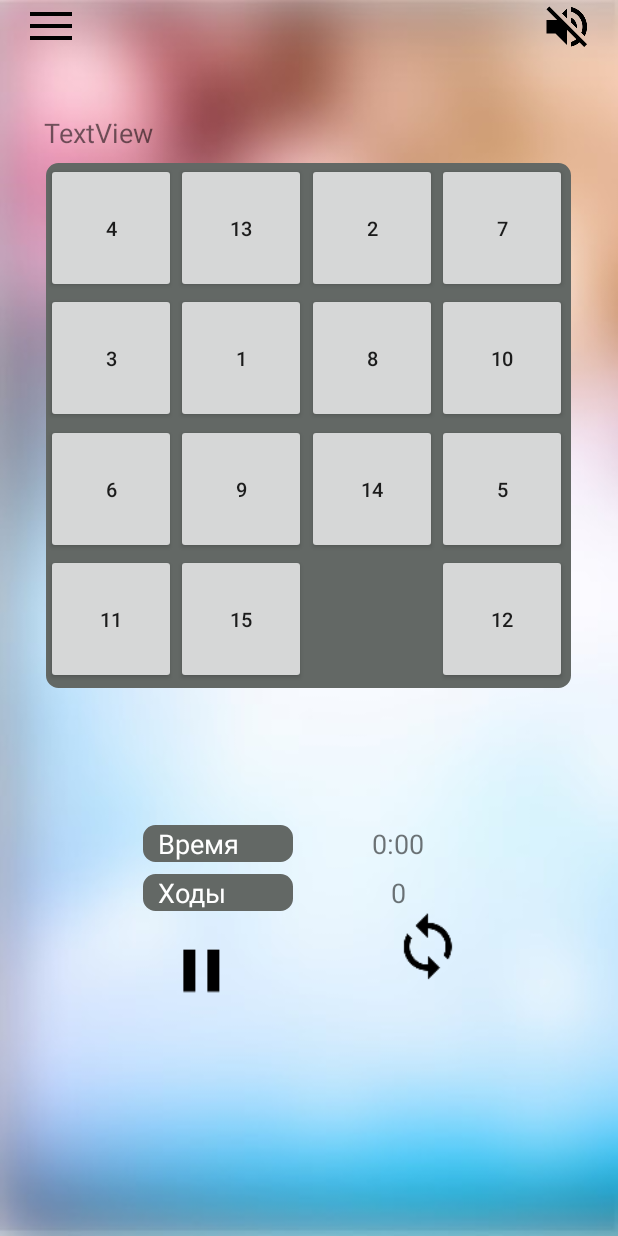
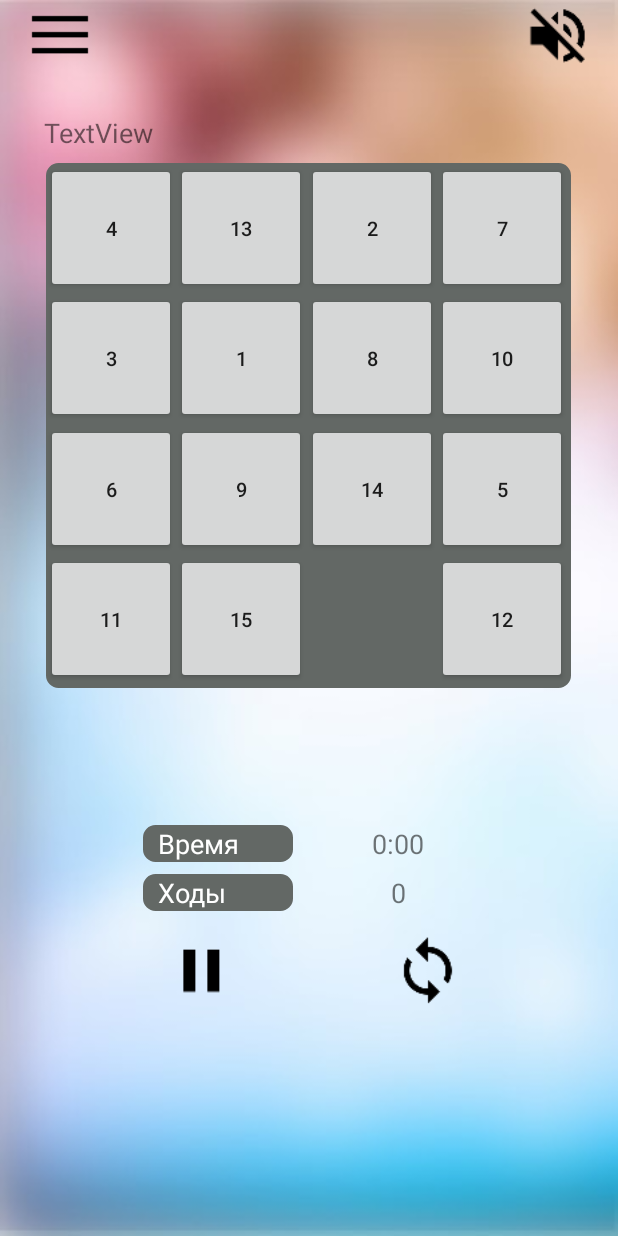
Before and after one commit to Crow20/Test2, an Android app: the GameActivity screen opened directly, with no data from a screen before it, on a phone screen of 412 x 824 dp. Run offline under Robolectric (Android 15) with nearby library versions, the phone set to English and light mode, and no system bars.

Commit message:
no message

```diff
--- a/XV/app/src/main/java/com/sike/xv/GameActivity.java
+++ b/XV/app/src/main/java/com/sike/xv/GameActivity.java
@@ -48,15 +48,12 @@ public class GameActivity extends AppCompatActivity implements View.OnClickListe
     Button menuGame;
     Button pause;
     Button start;
-    Button button;
-    DataBaseAdapter adapter;
-    List<StatEntryContract> list = new ArrayList<>();
+
 
     static GameManager manager;
     AlertDialog.Builder adb;
-    //ArrayList<Plate> plates = new ArrayList<>();
     private Plate[][] plates;
-    final String TAG = "Def";
+    final String TAG = "States";
     final String DB_TAG = "Datebase";
     long MillisecondTime, TimeBuff, UpdateTime = 0L ;
     Handler handler;
@@ -75,7 +72,6 @@ public class GameActivity extends AppCompatActivity implements View.OnClickListe
         width = (int) (pixel * density);
         height = (int) (pixel * density);
         newgame = false;
-        //adapter = new DataBaseAdapter(this);
 
         steps = (TextView) findViewById(R.id.steps);
         time = (TextView) findViewById(R.id.time);
@@ -99,6 +95,7 @@ public class GameActivity extends AppCompatActivity implements View.OnClickListe
         //manager.setGame(true);
         addButtons();
         handler = new Handler();
+        //manager.getDb().getEntries("cache");
        // adapter.dataBase();
         Log.d(TAG, "GameActivity: onCreate()");
     }
@@ -145,12 +142,14 @@ public class GameActivity extends AppCompatActivity implements View.OnClickListe
             handler.removeCallbacks(timer);
             games++;
             newgame = true;
+            manager.getDb().executeQueryRequest(getBaseContext().openOrCreateDatabase("StatReader.db", MODE_PRIVATE, null), "DROP TABLE IF EXISTS cache");
+            manager.getDb().executeQueryRequest(getBaseContext().openOrCreateDatabase("StatReader.db", MODE_PRIVATE, null), "DROP TABLE IF EXISTS game");
+            manager.getDb().executeQueryRequest(getBaseContext().openOrCreateDatabase("StatReader.db", MODE_PRIVATE, null), "DROP TABLE IF EXISTS value");
             //onCreateDialog(1);
             showDialog(DIALOG_EXIT);
         }
 //        manager.getDb().executeQueryRequest(getBaseContext().openOrCreateDatabase("StatReader.db", MODE_PRIVATE, null),"CREATE TABLE cache(first INTEGER PRIMARY KEY, two INTEGER, three INTEGER, four INTEGER )");
         //manager.getDb().executeQueryRequest(getBaseContext().openOrCreateDatabase("StatReader.db", MODE_PRIVATE, null), "DROP TABLE cache");
-        manager.getDb().executeQueryRequest(getBaseContext().openOrCreateDatabase("StatReader.db", MODE_PRIVATE, null),"CREATE TABLE IF NOT EXISTS cache(first INTEGER, two INTEGER, three INTEGER, four INTEGER )");
 
     }
 
@@ -161,7 +160,6 @@ public class GameActivity extends AppCompatActivity implements View.OnClickListe
                 if(manager.isGame()){
                     moveTaskToBack(true);
                     intent.putExtra("game", manager.isGame());
-                    intent.setFlags(Intent.FLAG_ACTIVITY_REORDER_TO_FRONT);
                     startActivity(intent);
                 }else{
                     intent.putExtra("new game", true);
@@ -202,6 +200,8 @@ public class GameActivity extends AppCompatActivity implements View.OnClickListe
                 gameStarted = false;
                 play = false;
                 gamePaused = false;
+                manager.getDb().executeQueryRequest(getBaseContext().openOrCreateDatabase("StatReader.db", MODE_PRIVATE, null), "DROP TABLE IF EXISTS cache");
+
                 recreate();
                 //Toast.makeText(getApplicationContext(), "Restart", Toast.LENGTH_SHORT).show();
                 break;
--- a/XV/app/src/main/java/com/sike/xv/manager/GameManager.java
+++ b/XV/app/src/main/java/com/sike/xv/manager/GameManager.java
@@ -3,14 +3,21 @@ package com.sike.xv.manager;
 import android.animation.ObjectAnimator;
 import android.content.ContentValues;
 import android.content.Context;
+import android.database.Cursor;
+import android.database.sqlite.SQLiteDatabase;
 import android.util.Log;
 import android.view.View;
 
+import com.sike.xv.GameActivity;
 import com.sike.xv.database.StatReaderDbHelper;
 import com.sike.xv.engine.Plate;
 
 import java.util.ArrayList;
+import java.util.Collection;
 import java.util.Collections;
+import java.util.List;
+
+import static android.content.Context.MODE_PRIVATE;
 
 /**
  * Created by agritsenko on 25.07.2017.
@@ -24,7 +31,6 @@ public class GameManager {
     protected int[] coorX = {ColumnEnum.FIRST_COLUMN.getValue(), ColumnEnum.SECOND_COLUMN.getValue(), ColumnEnum.THIRD_COLUMN.getValue(), ColumnEnum.FOURTH_COLUMN.getValue()};
     protected int[] coorY = {RowEnum.FIRST_ROW.getValue(), RowEnum.SECOND_ROW.getValue(), RowEnum.THIRD_ROW.getValue(), RowEnum.FOURTH_ROW.getValue()};
     private boolean isGame = false;
-    private boolean cached = true;
     protected int [][] arrPlates = new int[4][4];
     private static int [][] defPlates = {{1, 1, 1, 1}, {1, 1, 1, 1}, {1, 1, 1, 1}, {1, 1, 1, 0}};
     int [][] platesNum = {{1, 2, 3, 4}, {5, 6, 7, 8}, {9, 10, 11, 12}, {13, 14, 0, 15}};
@@ -35,6 +41,7 @@ public class GameManager {
     private int y;
     protected int countSteps = 0;
     protected static StatReaderDbHelper db;
+    List<int [][]> tmpList1 = new ArrayList<>();
 
     public Plate[][] setTestFields(Context ctx, int [][] numbers){
         for(int i = 0; i < 4; i++){
@@ -70,18 +77,37 @@ public class GameManager {
                 arrPlates[i][j] = plates[i][j].getNumber();
             }
         }
-
-        for(int i = 0; i < 4 && cached; i++){
+        if(!(checkGameState("cache"))){
+            db.getWritableDatabase().execSQL("DROP TABLE IF EXISTS cache");
+            db.getWritableDatabase().execSQL("DROP TABLE IF EXISTS game");
+            db.getWritableDatabase().execSQL("CREATE TABLE IF NOT EXISTS game(first INTEGER, two INTEGER, three INTEGER, four INTEGER)");
+            for(int i = 0; i < 4; i++){
                 ContentValues values = new ContentValues();
                 values.put("first", arrPlates[i][0]);
                 values.put("two", arrPlates[i][1]);
                 values.put("three", arrPlates[i][2]);
                 values.put("four", arrPlates[i][3]);
-            db.getWritableDatabase().insert("cache", null, values);
+                db.getWritableDatabase().insert("game", null, values);
                 db.getWritableDatabase().close();
-
             }
-        this.cached = false;
+        }else if(checkGameState("game")){
+            int i = 0;
+            int j = 0;
+            //tmpList1 = db.getEntries("cache");
+            arrPlates = db.getEntries("cache").get(0);
+            for(Plate[] pl:plates){
+                for(Plate obj:pl){
+                    if(j == 4) j = 0;
+                    obj.setNumber(arrPlates[i][j]);
+                    if(j < 4 ) j++;
+                }
+                if(i < 3){
+                    i++;
+                }else {
+                    break;
+                }
+            }
+        }
         return plates;
     }
 
@@ -187,7 +213,10 @@ public class GameManager {
         setX(px0);
         setY(py0);
         Log.d("Move", " Move="+String.valueOf(res));
-        if(res)countSteps++;
+        if(res){
+            countSteps++;
+            updateCacheGame();
+        }
         return res;
     }
 
@@ -229,13 +258,66 @@ public class GameManager {
         return res;
     }
 
-    public void saveGameState(ArrayList<Plate> startState){
-        curstate = new ArrayList<>();
-        curstate = startState;
+    public void updateCacheGame(){
+        db.getWritableDatabase().execSQL("DROP TABLE IF EXISTS cache");
+        for(int i = 0; i < 4; i++){
+            db.getWritableDatabase().execSQL("CREATE TABLE IF NOT EXISTS cache(first INTEGER, two INTEGER, three INTEGER, four INTEGER, cached BOOLEAN)");
+            ContentValues values = new ContentValues();
+            values.put("first", arrPlates[i][0]);
+            values.put("two", arrPlates[i][1]);
+            values.put("three", arrPlates[i][2]);
+            values.put("four", arrPlates[i][3]);
+            values.put("cached", true);
+            db.getWritableDatabase().insert("cache", null, values);
+            db.getWritableDatabase().close();
+        }
+        db.getWritableDatabase().execSQL("CREATE TABLE IF NOT EXISTS value(time TEXT, steps INTEGER)");
+        ContentValues values = new ContentValues();
+
+//        int i = 0;
+//        int j = 0;
+//        String columnIndex = null;
+//        for(; i < 4; i++){
+//            for(; j < 4; j++){
+//                if(arrPlates[i][j] == 0) break;
+//            }
+//        }
+//        switch (j){
+//            case 0:
+//                columnIndex = "one";
+//                break;
+//            case 1:
+//                columnIndex = "two";
+//                break;
+//            case 2:
+//                columnIndex = "three";
+//                break;
+//            case 3:
+//                columnIndex = "four";
+//                break;
+//        }
+//        String sqlQuery = "UPDATE sache SET "+columnIndex+"="+arrPlates[getX()][getY()]+" WHERE rowid="+getY();
+//        db.getWritableDatabase().execSQL(sqlQuery);
+//        sqlQuery = "UPDATE sache SET "+columnIndex+"="+arrPlates[getX()][getY()]+" WHERE rowid="+getY();
+//        db.getWritableDatabase().execSQL(sqlQuery);
     }
 
-    public void timer(){
+    public boolean checkGameState(String tableName){
 
+        SQLiteDatabase db = getDb().getWritableDatabase();
+        if (tableName == null || db == null)
+        {
+            return false;
+        }
+        Cursor cursor = db.rawQuery("SELECT COUNT(*) FROM sqlite_master WHERE type = ? AND name = ?", new String[] {"table", tableName});
+        if (!cursor.moveToFirst())
+        {
+            cursor.close();
+            return false;
+        }
+        int count = cursor.getInt(0);
+        cursor.close();
+        return count > 0;
     }
 
     public void createDB(Context ctx){
@@ -267,14 +349,6 @@ public class GameManager {
         isGame = game;
     }
 
-    public void setX0(int x0) {
-        this.x0 = x0;
-    }
-
-    public void setY0(int y0) {
-        this.y0 = y0;
-    }
-
     public int getX() {
         return x;
     }
--- a/XV/app/src/main/res/layout/activity_game.xml
+++ b/XV/app/src/main/res/layout/activity_game.xml
@@ -12,8 +12,6 @@
     <TableLayout
         android:layout_width="wrap_content"
         android:layout_height="wrap_content"
-        android:layout_marginLeft="8dp"
-        android:layout_marginRight="8dp"
         app:layout_constraintRight_toRightOf="parent"
         app:layout_constraintLeft_toLeftOf="parent"
         app:layout_constraintBottom_toBottomOf="parent"
@@ -21,10 +19,10 @@
         android:layout_marginTop="8dp"
         app:layout_constraintTop_toBottomOf="@+id/absoluteLayout"
         app:layout_constraintVertical_bias="0.285"
-        android:layout_marginStart="8dp"
-        android:layout_marginEnd="8dp"
         android:id="@+id/tableLayout"
-        app:layout_constraintHorizontal_bias="0.497">
+        app:layout_constraintHorizontal_bias="0.497"
+        tools:layout_constraintRight_creator="1"
+        tools:layout_constraintLeft_creator="1">
 
         <TableRow
             android:layout_width="match_parent"
@@ -91,22 +89,21 @@
         android:id="@+id/toolbar_game"
         android:layout_width="0dp"
         android:layout_height="wrap_content"
-        android:layout_marginEnd="16dp"
-        android:layout_marginRight="16dp"
         android:minHeight="?attr/actionBarSize"
         android:theme="?attr/actionBarTheme"
         app:layout_constraintHorizontal_bias="0.01"
         app:layout_constraintLeft_toLeftOf="parent"
         app:layout_constraintRight_toRightOf="parent"
-        app:layout_constraintTop_toTopOf="parent" />
+        app:layout_constraintTop_toTopOf="parent"
+        tools:layout_constraintRight_creator="1"
+        tools:layout_constraintLeft_creator="1" />
 
     <Button
         android:id="@+id/sound"
-        android:layout_width="36dp"
-        android:layout_height="36dp"
+        android:layout_width="48dp"
+        android:layout_height="48dp"
         android:layout_marginEnd="16dp"
         android:layout_marginRight="16dp"
-        android:layout_marginTop="0dp"
         android:background="@drawable/ic_volume_off_black_36dp"
         android:onClick="onButtonsClick"
         app:layout_constraintRight_toRightOf="parent"
@@ -114,11 +111,10 @@
 
     <Button
         android:id="@+id/menuGame"
-        android:layout_width="36dp"
-        android:layout_height="36dp"
+        android:layout_width="48dp"
+        android:layout_height="48dp"
         android:layout_marginLeft="16dp"
         android:layout_marginStart="16dp"
-        android:layout_marginTop="0dp"
         android:background="@drawable/ic_menu_black_36dp"
         android:onClick="onButtonsClick"
         app:layout_constraintLeft_toLeftOf="parent"
@@ -129,20 +125,18 @@
         android:layout_width="48dp"
         android:layout_height="48dp"
         android:layout_marginLeft="8dp"
-        android:layout_marginRight="0dp"
+        android:layout_marginStart="8dp"
         android:layout_marginTop="16dp"
         android:background="@drawable/ic_pause_black_36dp"
         android:onClick="onButtonsClick"
         app:layout_constraintLeft_toLeftOf="parent"
         app:layout_constraintRight_toLeftOf="@+id/restart"
-        app:layout_constraintTop_toBottomOf="@+id/tableLayout"
-        tools:layout_editor_absoluteX="109dp" />
+        app:layout_constraintTop_toBottomOf="@+id/tableLayout" />
 
     <Button
         android:id="@+id/restart"
         android:layout_width="48dp"
         android:layout_height="48dp"
-        android:layout_marginTop="-16dp"
         android:background="@drawable/ic_loop_black_36dp"
         android:onClick="onButtonsClick"
         app:layout_constraintLeft_toRightOf="@+id/pause"
@@ -151,7 +145,7 @@
 
     <ImageView
         android:id="@+id/pausePic"
-        android:layout_width="350dp"
+        android:layout_width="0dp"
         android:layout_height="350dp"
         android:layout_x="0dp"
         android:layout_y="0dp"
@@ -164,25 +158,32 @@
         android:layout_marginBottom="156dp"
         app:layout_constraintHorizontal_bias="0.491"
         app:layout_constraintTop_toTopOf="@+id/guideline"
-        android:layout_marginTop="0dp"
-        app:layout_constraintVertical_bias="0.014" />
+        app:layout_constraintVertical_bias="0.014"
+        tools:layout_constraintRight_creator="1"
+        android:layout_marginStart="30dp"
+        android:layout_marginEnd="30dp"
+        tools:layout_constraintLeft_creator="1"
+        android:layout_marginLeft="30dp"
+        android:layout_marginRight="30dp" />
 
     <android.support.constraint.Guideline
         android:layout_width="wrap_content"
         android:layout_height="wrap_content"
         android:id="@+id/guideline"
         android:orientation="horizontal"
-        app:layout_constraintGuide_percent="0.13050076" />
+        app:layout_constraintGuide_percent="0.13050076"
+        tools:layout_editor_absoluteY="86dp"
+        tools:layout_editor_absoluteX="0dp" />
 
     <AbsoluteLayout
         android:id="@+id/absoluteLayout"
         android:layout_width="350dp"
         android:layout_height="350dp"
         android:layout_marginBottom="8dp"
-        android:layout_marginEnd="8dp"
-        android:layout_marginLeft="0dp"
-        android:layout_marginRight="0dp"
-        android:layout_marginStart="8dp"
+        android:layout_marginEnd="30dp"
+        android:layout_marginLeft="30dp"
+        android:layout_marginRight="30dp"
+        android:layout_marginStart="30dp"
         android:background="@drawable/rounded_corner"
         android:padding="0dp"
         app:layout_constraintBottom_toBottomOf="parent"
@@ -190,8 +191,9 @@
         app:layout_constraintLeft_toLeftOf="parent"
         app:layout_constraintRight_toRightOf="parent"
         app:layout_constraintTop_toTopOf="@+id/guideline"
-        android:layout_marginTop="0dp"
-        app:layout_constraintVertical_bias="0.004">
+        app:layout_constraintVertical_bias="0.004"
+        tools:layout_constraintLeft_creator="1"
+        tools:layout_constraintRight_creator="1">
 
     </AbsoluteLayout>
 
@@ -202,7 +204,6 @@
         android:layout_marginBottom="8dp"
         android:layout_marginLeft="8dp"
         android:layout_marginRight="8dp"
-        android:layout_marginTop="0dp"
         android:text="TextView"
         android:textSize="18sp"
         app:layout_constraintBottom_toTopOf="@+id/absoluteLayout"
@@ -210,6 +211,24 @@
         app:layout_constraintLeft_toLeftOf="parent"
         app:layout_constraintRight_toRightOf="parent"
         app:layout_constraintTop_toBottomOf="@+id/toolbar_game"
-        app:layout_constraintVertical_bias="1.0" />
+        app:layout_constraintVertical_bias="1.0"
+        android:layout_marginStart="8dp"
+        android:layout_marginEnd="8dp" />
+
+    <Button
+        android:id="@+id/button"
+        android:layout_width="wrap_content"
+        android:layout_height="wrap_content"
+        android:layout_marginTop="0dp"
+        android:enabled="false"
+        android:text="Button"
+        android:visibility="invisible"
+        app:layout_constraintHorizontal_bias="0.498"
+        app:layout_constraintLeft_toLeftOf="parent"
+        app:layout_constraintRight_toRightOf="parent"
+        app:layout_constraintTop_toTopOf="parent"
+        tools:layout_constraintLeft_creator="1"
+        tools:layout_constraintRight_creator="1"
+        tools:layout_constraintTop_creator="1" />
 
 </android.support.constraint.ConstraintLayout>
```
Also changed, not shown: XV/app/src/main/java/com/sike/xv/MainActivity.java (+30 -2 lines), XV/app/src/main/java/com/sike/xv/database/StatReaderDbHelper.java (+25 -0 lines), XV/app/src/main/java/com/sike/xv/engine/Plate.java (+6 -2 lines). Lines whose indentation alone changed are shown as unchanged.
